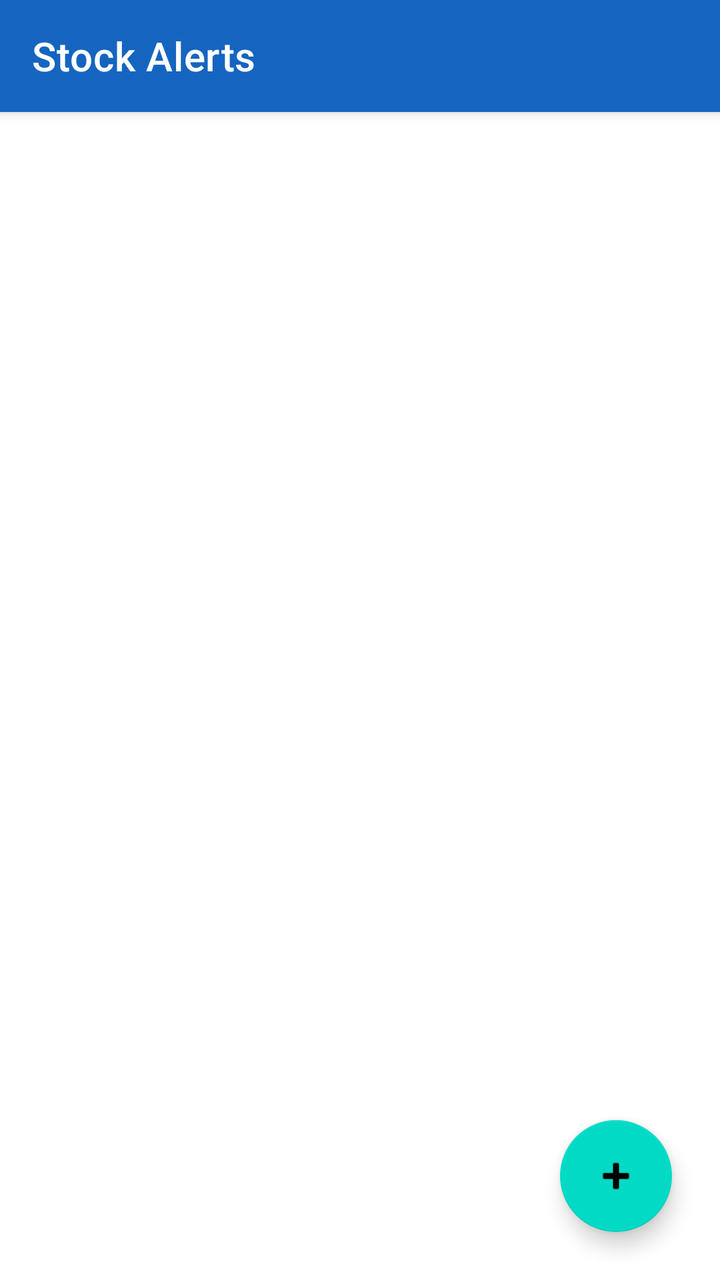
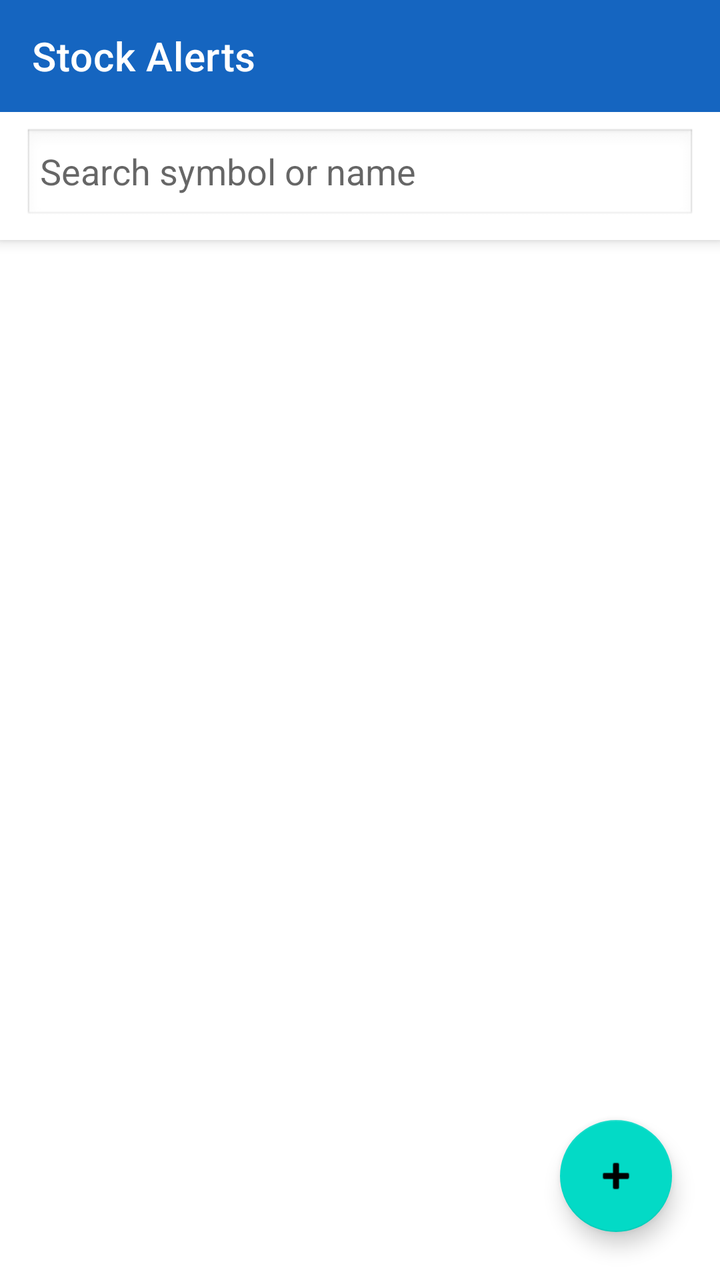

The first picture is an Android layout as it rendered before a commit; the second is the same layout after the commit. The layout source and the unified diff follow.
<!-- AndroidManifest.xml: application theme Theme.StockAlerts -->
<!-- res/layout/activity_main.xml -->
<?xml version="1.0" encoding="utf-8"?>
<androidx.coordinatorlayout.widget.CoordinatorLayout xmlns:android="http://schemas.android.com/apk/res/android"
    xmlns:app="http://schemas.android.com/apk/res-auto"
    android:layout_width="match_parent"
    android:layout_height="match_parent">

    <com.google.android.material.appbar.AppBarLayout
        android:layout_width="match_parent"
        android:layout_height="wrap_content">

        <androidx.appcompat.widget.Toolbar
            android:id="@+id/toolbar"
            android:layout_width="match_parent"
            android:layout_height="?attr/actionBarSize"
            android:background="@color/primary"
            app:titleTextColor="#FFFFFF"
            app:title="@string/app_name" />
    </com.google.android.material.appbar.AppBarLayout>

    <androidx.recyclerview.widget.RecyclerView
        android:id="@+id/recyclerView"
        android:layout_width="match_parent"
        android:layout_height="match_parent"
        app:layout_behavior="@string/appbar_scrolling_view_behavior"
        android:paddingBottom="80dp"
        android:clipToPadding="false" />

    <TextView
        android:id="@+id/emptyText"
        android:layout_width="wrap_content"
        android:layout_height="wrap_content"
        app:layout_anchor="@id/recyclerView"
        app:layout_anchorGravity="center"
        android:text="@string/no_stocks_message"
        android:textColor="@color/text_secondary"
        android:visibility="gone" />

    <com.google.android.material.floatingactionbutton.FloatingActionButton
        android:id="@+id/fabAdd"
        android:layout_width="wrap_content"
        android:layout_height="wrap_content"
        android:layout_gravity="bottom|end"
        android:layout_margin="24dp"
        android:contentDescription="@string/add_stock"
        android:src="@android:drawable/ic_input_add" />

</androidx.coordinatorlayout.widget.CoordinatorLayout>
<!-- resources referenced by this layout -->
<resources>
  <color name="primary">#1565C0</color>
  <color name="text_secondary">#757575</color>
  <string name="add_stock">Add Stock</string>
  <string name="app_name">Stock Alerts</string>
  <string name="no_stocks_message">No stocks tracked yet. Tap + to add one.</string>
  <style name="Theme.StockAlerts" parent="Theme.MaterialComponents.DayNight.NoActionBar">
          <item name="colorPrimary">@color/primary</item>
          <item name="colorPrimaryDark">@color/primary_dark</item>
          <item name="colorAccent">@color/accent</item>
          <item name="android:windowBackground">@color/background</item>
      </style>
  <color name="primary_dark">#0D47A1</color>
  <color name="accent">#00C853</color>
  <color name="background">#FFFFFF</color>
</resources>

<!-- the commit's change to res/layout/activity_main.xml (unified diff, before → after) -->
@@ -5,6 +5,7 @@
     android:layout_height="match_parent">
 
     <com.google.android.material.appbar.AppBarLayout
+        android:id="@+id/appBar"
         android:layout_width="match_parent"
         android:layout_height="wrap_content">
 
@@ -15,6 +16,64 @@
             android:background="@color/primary"
             app:titleTextColor="#FFFFFF"
             app:title="@string/app_name" />
+
+        <LinearLayout
+            android:layout_width="match_parent"
+            android:layout_height="wrap_content"
+            android:orientation="horizontal"
+            android:background="@color/background"
+            android:paddingHorizontal="12dp"
+            android:paddingVertical="8dp"
+            android:gravity="center_vertical">
+
+            <EditText
+                android:id="@+id/searchInput"
+                android:layout_width="0dp"
+                android:layout_height="wrap_content"
+                android:layout_weight="1"
+                android:hint="Search symbol or name"
+                android:inputType="text"
+                android:maxLines="1"
+                android:background="@android:drawable/edit_text"
+                android:paddingHorizontal="8dp" />
+        </LinearLayout>
+
+        <LinearLayout
+            android:id="@+id/selectionBar"
+            android:layout_width="match_parent"
+            android:layout_height="wrap_content"
+            android:orientation="horizontal"
+            android:background="@color/primary_dark"
+            android:paddingHorizontal="12dp"
+            android:paddingVertical="8dp"
+            android:gravity="center_vertical"
+            android:visibility="gone">
+
+            <CheckBox
+                android:id="@+id/selectAllCheckbox"
+                android:layout_width="wrap_content"
+                android:layout_height="wrap_content"
+                android:text="Select all"
+                android:textColor="#FFFFFF"
+                app:buttonTint="#FFFFFF" />
+
+            <TextView
+                android:id="@+id/selectionCountText"
+                android:layout_width="0dp"
+                android:layout_weight="1"
+                android:layout_height="wrap_content"
+                android:textColor="#FFFFFF"
+                android:gravity="center"
+                android:text="0 selected" />
+
+            <Button
+                android:id="@+id/deleteSelectedButton"
+                android:layout_width="wrap_content"
+                android:layout_height="wrap_content"
+                android:text="Delete"
+                android:backgroundTint="@color/accent_red" />
+        </LinearLayout>
+
     </com.google.android.material.appbar.AppBarLayout>
 
     <androidx.recyclerview.widget.RecyclerView
<!-- resource entries referenced after the edit -->
@@ -1,5 +1,6 @@
 <!-- resources referenced by this layout -->
 <resources>
+  <color name="accent_red">#D32F2F</color>
   <color name="primary">#1565C0</color>
   <color name="text_secondary">#757575</color>
   <string name="add_stock">Add Stock</string>
